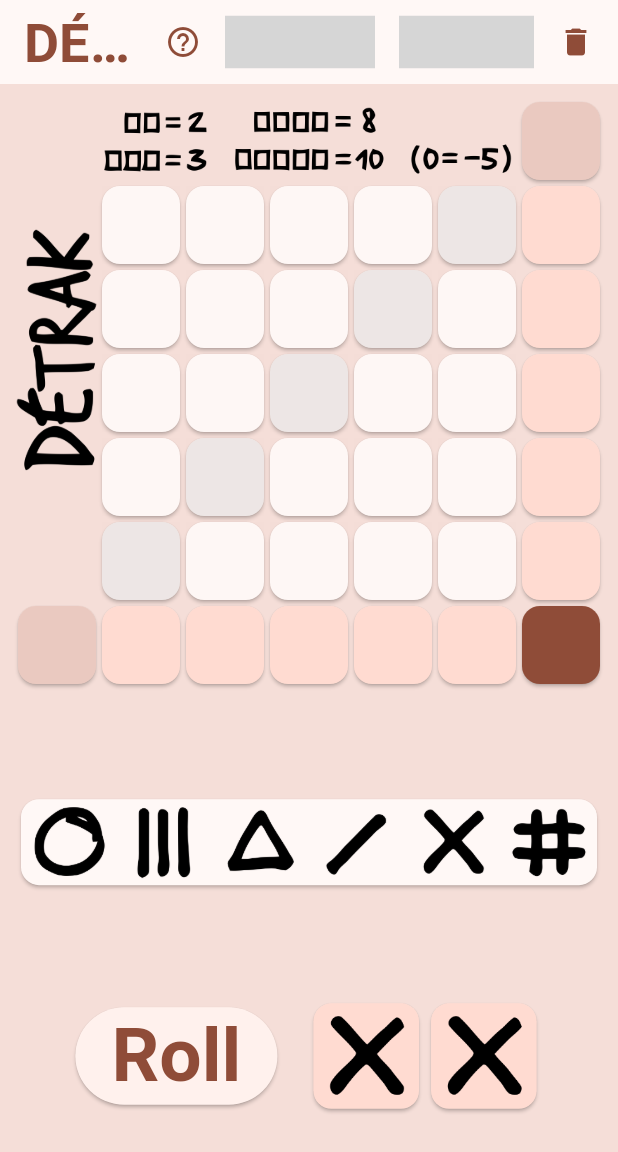
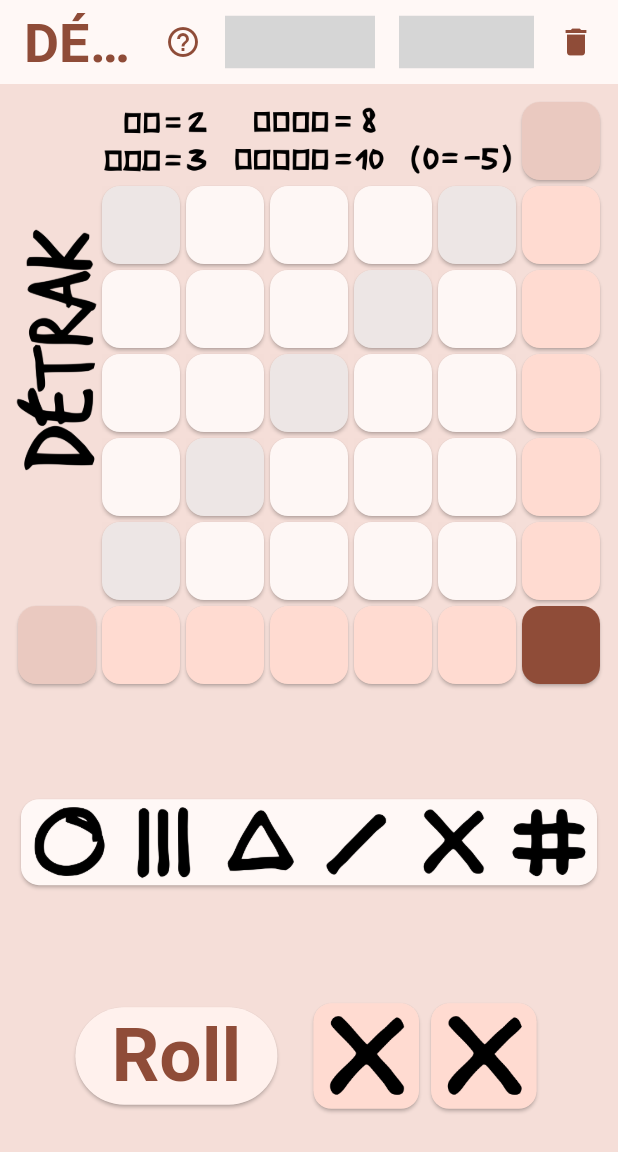
Before and after one commit to greffeb/detrak-source, a Flutter app: the screen it shows after launch, on a phone screen of 412 x 824 dp. Shown: the top 1152 px of the screen. Run offline on Flutter 3.47's test engine with Material 3 defaults, Android fonts, the phone set to English and light mode, and no system bars; our stand-ins replace adaptive_theme; missing offline and left inert: sliding_switch; grey boxes are pictures that could not be loaded.

Commit message:
mode beginner

```diff
--- a/lib/widgets/drop_target_cell.dart
+++ b/lib/widgets/drop_target_cell.dart
@@ -1,5 +1,5 @@
 import 'package:flutter/material.dart';
-import 'package:flutter/services.dart'; // Add this import
+import 'package:flutter/services.dart';
 import 'package:provider/provider.dart';
 
 import '../models/game_state.dart';
@@ -36,6 +36,22 @@ class DropTargetCell extends StatelessWidget {
     // Check if this is a diagonal cell
     final isDiagonalCell = (position == 4 || position == 8 || position == 12 || position == 16 || position == 20);
 
+    // Determine cell background color
+    Color cellBackgroundColor;
+
+    // Always make the top-left cell (position 0) grey
+    if (position == 0) {
+      cellBackgroundColor = darkerBackground;
+    }
+    // Only apply grey background to diagonal cells when advanced rules are enabled
+    else if (isDiagonalCell && gameState.advancedRulesEnabled) {
+      cellBackgroundColor = darkerBackground;
+    }
+    // All other cells use default background
+    else {
+      cellBackgroundColor = Theme.of(context).colorScheme.surface;
+    }
+
     // If the cell is empty, just show a DragTarget
     if (gameState.gameGrid[position] == 0) {
       return DragTarget<SymbolData>(
@@ -45,9 +61,7 @@ class DropTargetCell extends StatelessWidget {
             width: gridSize,
             child: Card(
               margin: const EdgeInsets.all(2.0),
-              color: isDiagonalCell
-                  ? darkerBackground
-                  : Theme.of(context).colorScheme.surface,
+              color: cellBackgroundColor,
               child: const FittedBox(
                 child: Center(
                   child: Image(
@@ -90,7 +104,7 @@ class DropTargetCell extends StatelessWidget {
           symbolId: gameState.gameGrid[position],
           sourcePosition: position,
         ),
-        delay: const Duration(milliseconds: 250), // Réduire le temps d'appui long à 0,5s
+        delay: const Duration(milliseconds: 250),
         dragAnchorStrategy: (draggable, context, position) {
           return Offset(draggable.feedbackOffset.dx + 70, draggable.feedbackOffset.dy + 85);
         },
@@ -104,19 +118,17 @@ class DropTargetCell extends StatelessWidget {
             ),
           ),
         ),
-        // Afficher l'icône grise à l'emplacement d'origine pendant le déplacement
+        // Show grey icon at the original location during drag
         childWhenDragging: SizedBox(
           height: gridSize,
           width: gridSize,
           child: Card(
             margin: const EdgeInsets.all(2.0),
-            color: isDiagonalCell
-                ? darkerBackground
-                : Theme.of(context).colorScheme.surface,
+            color: cellBackgroundColor,
             child: FittedBox(
               child: Center(
                 child: Image(
-                  // Afficher la version grise (ID + 6) du même symbole
+                  // Show grey version (ID + 6) of the same symbol
                   image: themeAwareSymbols[gameState.gameGrid[position] + 6].image,
                 ),
               ),
@@ -126,11 +138,9 @@ class DropTargetCell extends StatelessWidget {
         onDragCompleted: () {
           // This is called when the drag is completed and accepted by a DragTarget
           // The target cell will handle updating the game state
-          // We don't need to clear here as that's handled in the moveSymbol method
         },
         onDraggableCanceled: (velocity, offset) {
           // Check if the drag was released outside of the game grid
-          // We'll use a simple check - if the offset is very far from the grid, consider it outside
           final gridRect = _calculateGridRect(context);
           if (!gridRect.contains(offset)) {
             // Add haptic feedback when dropping outside
@@ -147,9 +157,7 @@ class DropTargetCell extends StatelessWidget {
               width: gridSize,
               child: Card(
                 margin: const EdgeInsets.all(2.0),
-                color: isDiagonalCell
-                    ? darkerBackground
-                    : Theme.of(context).colorScheme.surface,
+                color: cellBackgroundColor,
                 child: FittedBox(
                   child: Center(
                     child: Image(
@@ -191,8 +199,6 @@ class DropTargetCell extends StatelessWidget {
     final screenSize = MediaQuery.of(context).size;
 
     // Create a generous rectangle that represents the game grid area
-    // This is a simpler approach than trying to find the exact grid boundaries
-    // The grid is approximately in the center top part of the screen
     return Rect.fromLTWH(
       screenSize.width * 0.125,  // 12.5% from left
       screenSize.height * 0.125, // 12.5% from top
--- a/lib/widgets/score_cell.dart
+++ b/lib/widgets/score_cell.dart
@@ -21,6 +21,15 @@ class ScoreCell extends StatelessWidget {
     final gridSize = screenAspectRatio < 0.657
         ? (screenSize.width - 20) / 7
         : (0.657 * screenSize.height - 20) / 7;
+
+    // Hide diagonal score cells in beginner mode
+    if (!gameState.advancedRulesEnabled && (scoreItemNo == 0 || scoreItemNo == 6)) {
+      return SizedBox(
+        height: gridSize,
+        width: gridSize,
+        child: const SizedBox.shrink(),
+      );
+    }
 
     final isDarkMode = theme.brightness == Brightness.dark;
     final darkerBackground = isDarkMode
```
